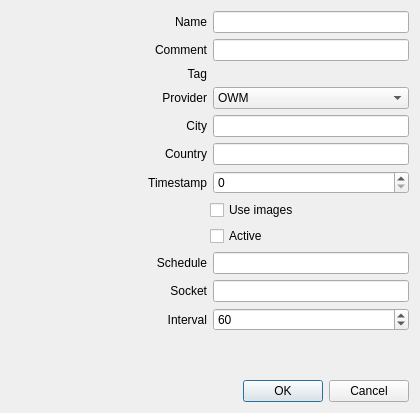
Above: sources/awesomewidgets/extweather.ui from arcan1s/awesome-widgets before the change. Below: the same form after it.
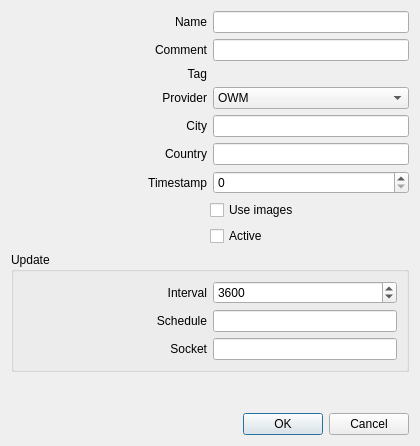
That is the form after the change.

Diff of the .ui file:
```diff
--- a/sources/awesomewidgets/extweather.ui
+++ b/sources/awesomewidgets/extweather.ui
@@ -7,7 +7,7 @@
     <x>0</x>
     <y>0</y>
     <width>420</width>
-    <height>413</height>
+    <height>446</height>
    </rect>
   </property>
   <property name="windowTitle">
@@ -249,51 +249,11 @@
     </layout>
    </item>
    <item>
-    <layout class="QHBoxLayout" name="layout_schedule">
-     <item>
-      <widget class="QLabel" name="label_schedule">
-       <property name="sizePolicy">
-        <sizepolicy hsizetype="Expanding" vsizetype="Preferred">
-         <horstretch>0</horstretch>
-         <verstretch>0</verstretch>
-        </sizepolicy>
-       </property>
-       <property name="text">
-        <string>Schedule</string>
-       </property>
-       <property name="alignment">
-        <set>Qt::AlignRight|Qt::AlignTrailing|Qt::AlignVCenter</set>
-       </property>
-      </widget>
-     </item>
-     <item>
-      <widget class="QLineEdit" name="lineEdit_schedule"/>
-     </item>
-    </layout>
-   </item>
-   <item>
-    <layout class="QHBoxLayout" name="layout_socket">
-     <item>
-      <widget class="QLabel" name="label_socket">
-       <property name="sizePolicy">
-        <sizepolicy hsizetype="Expanding" vsizetype="Preferred">
-         <horstretch>0</horstretch>
-         <verstretch>0</verstretch>
-        </sizepolicy>
-       </property>
-       <property name="text">
-        <string>Socket</string>
-       </property>
-       <property name="alignment">
-        <set>Qt::AlignRight|Qt::AlignTrailing|Qt::AlignVCenter</set>
-       </property>
-      </widget>
-     </item>
-     <item>
-      <widget class="QLineEdit" name="lineEdit_socket"/>
-     </item>
-    </layout>
-   </item>
+    <widget class="QGroupBox" name="groupBox_update">
+     <property name="title">
+      <string>Update</string>
+     </property>
+     <layout class="QVBoxLayout" name="verticalLayout_2">
    <item>
     <layout class="QHBoxLayout" name="layout_interval">
      <item>
@@ -318,11 +278,60 @@
         <number>10</number>
        </property>
        <property name="value">
-        <number>60</number>
+           <number>3600</number>
        </property>
       </widget>
      </item>
     </layout>
+      </item>
+      <item>
+       <layout class="QHBoxLayout" name="layout_schedule">
+        <item>
+         <widget class="QLabel" name="label_schedule">
+          <property name="sizePolicy">
+           <sizepolicy hsizetype="Expanding" vsizetype="Preferred">
+            <horstretch>0</horstretch>
+            <verstretch>0</verstretch>
+           </sizepolicy>
+          </property>
+          <property name="text">
+           <string>Schedule</string>
+          </property>
+          <property name="alignment">
+           <set>Qt::AlignRight|Qt::AlignTrailing|Qt::AlignVCenter</set>
+          </property>
+         </widget>
+        </item>
+        <item>
+         <widget class="QLineEdit" name="lineEdit_schedule"/>
+        </item>
+       </layout>
+      </item>
+      <item>
+       <layout class="QHBoxLayout" name="layout_socket">
+        <item>
+         <widget class="QLabel" name="label_socket">
+          <property name="sizePolicy">
+           <sizepolicy hsizetype="Expanding" vsizetype="Preferred">
+            <horstretch>0</horstretch>
+            <verstretch>0</verstretch>
+           </sizepolicy>
+          </property>
+          <property name="text">
+           <string>Socket</string>
+          </property>
+          <property name="alignment">
+           <set>Qt::AlignRight|Qt::AlignTrailing|Qt::AlignVCenter</set>
+          </property>
+         </widget>
+        </item>
+        <item>
+         <widget class="QLineEdit" name="lineEdit_socket"/>
+        </item>
+       </layout>
+      </item>
+     </layout>
+    </widget>
    </item>
    <item>
     <spacer name="verticalSpacer">
```
Left out of the diff: 2 changed lines with no effect on the pictures. Lines whose indentation alone changed are shown as unchanged.
